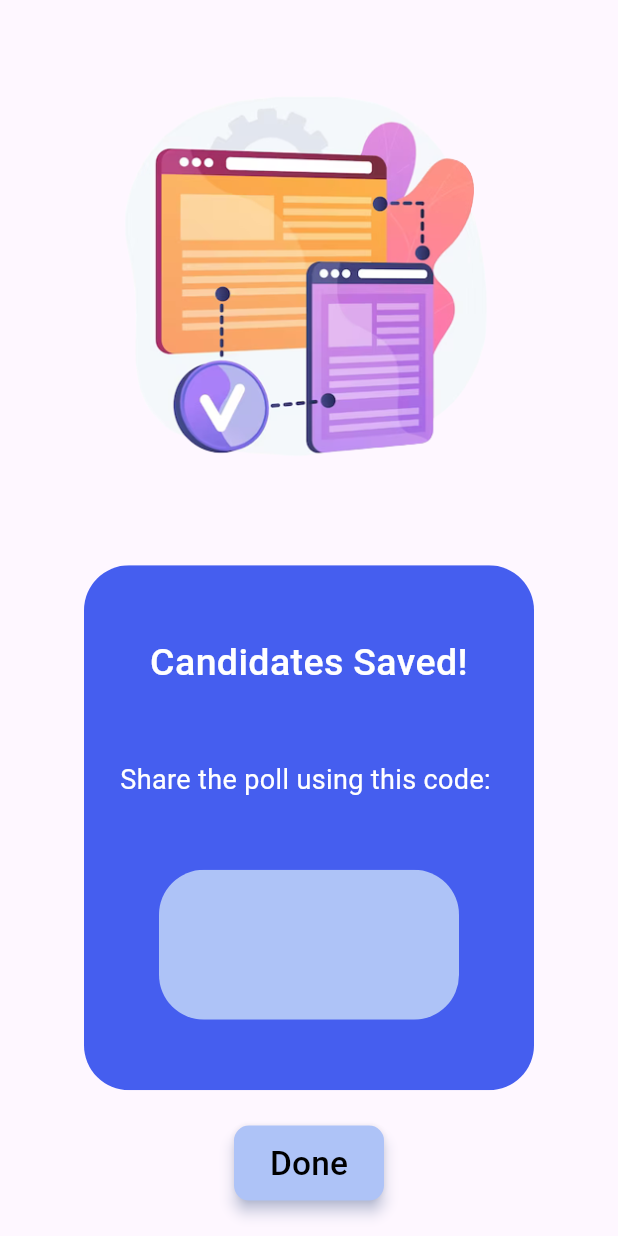
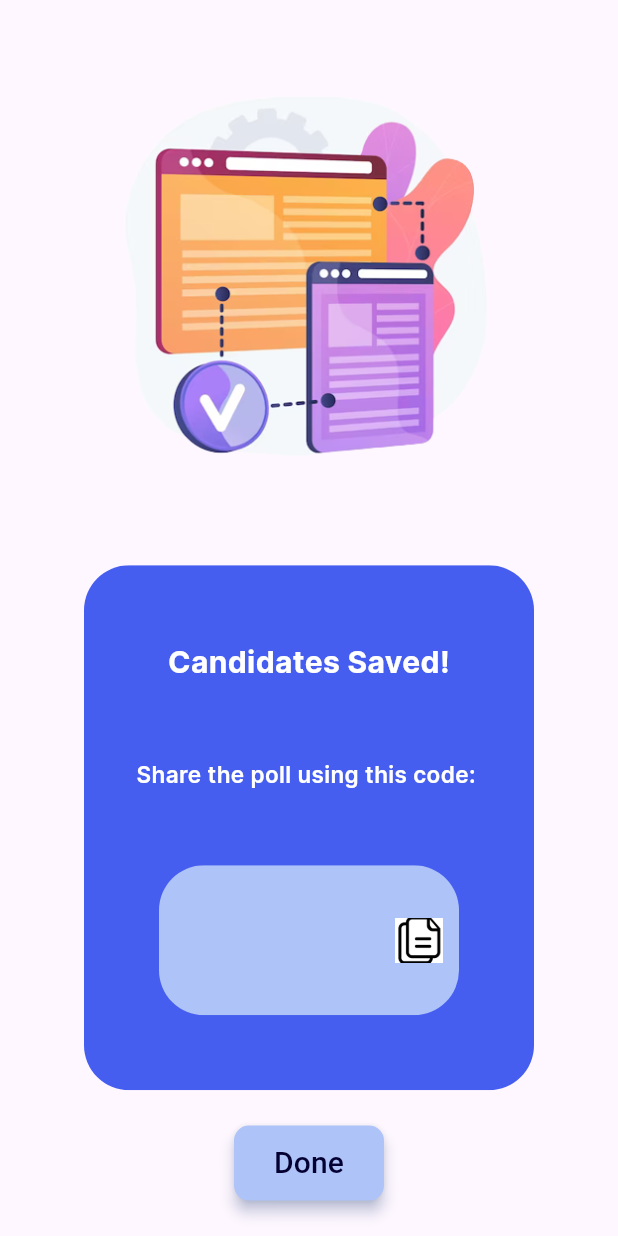
Before and after one commit to YoussefNassar2024/ElectionSystem, a Flutter app: the CandidateAddedScreen screen opened directly, on a phone screen of 412 x 824 dp. Run offline on Flutter 3.47's test engine with Material 3 defaults, Android fonts, the phone set to English and light mode, and no system bars; our stand-ins replace cloud_firestore, firebase_auth, firebase_core, google_sign_in, image_picker; accounts and stored records are empty.

Commit message:
updated candidate added screen

```diff
--- a/vote/lib/screens/candidate_added_screen.dart
+++ b/vote/lib/screens/candidate_added_screen.dart
@@ -9,6 +9,7 @@ import 'package:vote/custom_components/utils.dart';
 import 'package:vote/models/poll_model.dart';
 import 'package:vote/screens/create_poll/candidate_card.dart';
 import 'package:vote/style/style.dart';
+import 'package:vote/screens/home_screen/home_screen.dart';
 
 void main() {
   runApp(const MyApp());
@@ -21,7 +22,6 @@ class MyApp extends StatelessWidget {
   @override
   Widget build(BuildContext context) {
     return const MaterialApp(
-      title: 'Flutter Demo',
       home: CandidateAddedScreen(),
     );
   }
@@ -58,25 +58,35 @@ class AddCandidatesScreenState extends State<CandidateAddedScreen> {
               child: Column(
                 mainAxisAlignment: MainAxisAlignment.spaceEvenly,
                 children: [
-                  const Text("Candidates Saved!",
+                  Text("Candidates Saved!",
                       textAlign: TextAlign.center,
                       style: TextStyle(
-                          color: Colors.white,
-                          fontSize: 25,
-                          fontWeight: FontWeight.w500)),
-                  const Text("Share the poll using this code: ",
+                          color: CustomStyle.colorPalette.white,
+                          fontSize: CustomStyle.fontSizes.largeFont,
+                          fontFamily: CustomStyle.boldFont)),
+                  Text("Share the poll using this code: ",
                       textAlign: TextAlign.left,
                       style: TextStyle(
-                          color: Colors.white,
-                          fontSize: 18,
-                          fontWeight: FontWeight.w400)),
+                          color: CustomStyle.colorPalette.white,
+                          fontSize: CustomStyle.fontSizes.subMediumFont,
+                          fontFamily: CustomStyle.semiBoldFont)),
                   ClipRRect(
                     borderRadius: BorderRadius.circular(30),
                     child: Container(
-                      height: 100,
-                      width: 200,
-                      color: CustomStyle.colorPalette.lightPurple, /*child:*/
-                    ),
+                        height: 100,
+                        width: 200,
+                        color: CustomStyle.colorPalette.lightPurple,
+                        child: SizedBox(
+                            height: 20,
+                            width: 20,
+                            child: Align(
+                                alignment: const Alignment(1.5, -1),
+                                child: IconButton(
+                                  onPressed: () {},
+                                  icon: Image.asset('assets/images/copy.png'),
+                                  iconSize: 20,
+                                  padding: const EdgeInsets.all(35),
+                                )))),
                   )
                 ],
               ),
@@ -85,17 +95,18 @@ class AddCandidatesScreenState extends State<CandidateAddedScreen> {
           customButton(
             context: context,
             onPressed: () {
-              print("Next page");
+              Navigator.pushReplacement(context,
+                  MaterialPageRoute(builder: (context) => HomeScreen()));
             },
             childText: "Done",
             color: CustomStyle.colorPalette.lightPurple,
             width: 100,
             height: 50,
-            textStyle: const TextStyle(color: Colors.black, fontSize: 30),
+            textStyle: TextStyle(
+                color: CustomStyle.colorPalette.darkPurple,
+                fontSize: CustomStyle.fontSizes.largeFont),
           ),
         ],
-
-        //customVerticalSpace(context: context),
       ),
     ));
   }
```
